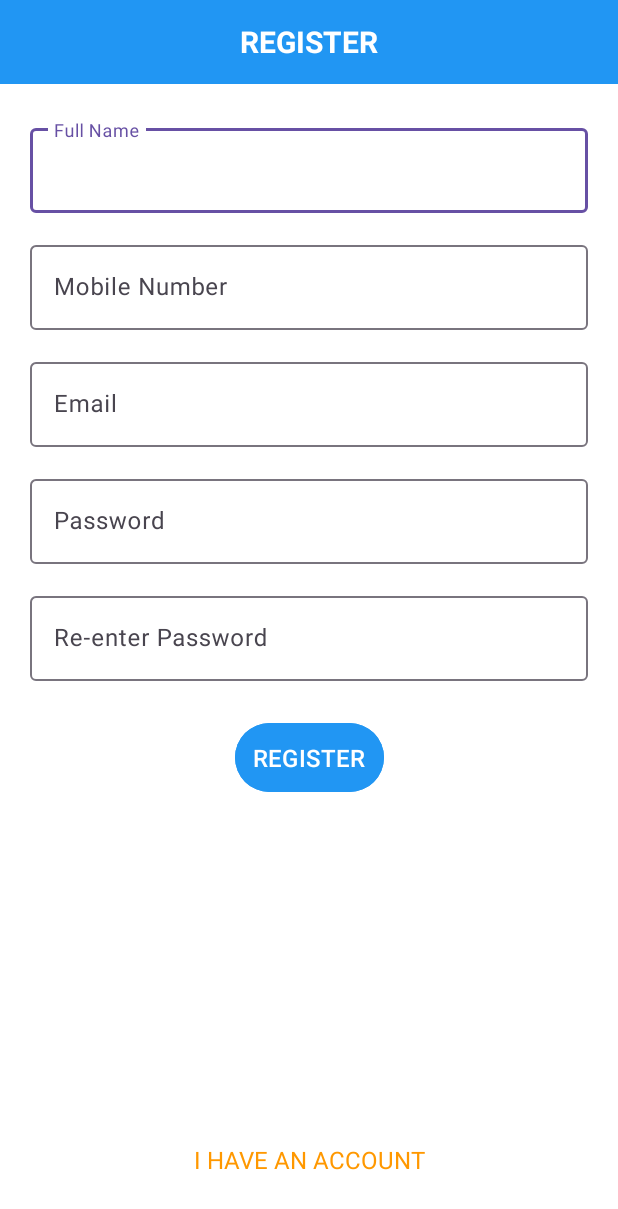
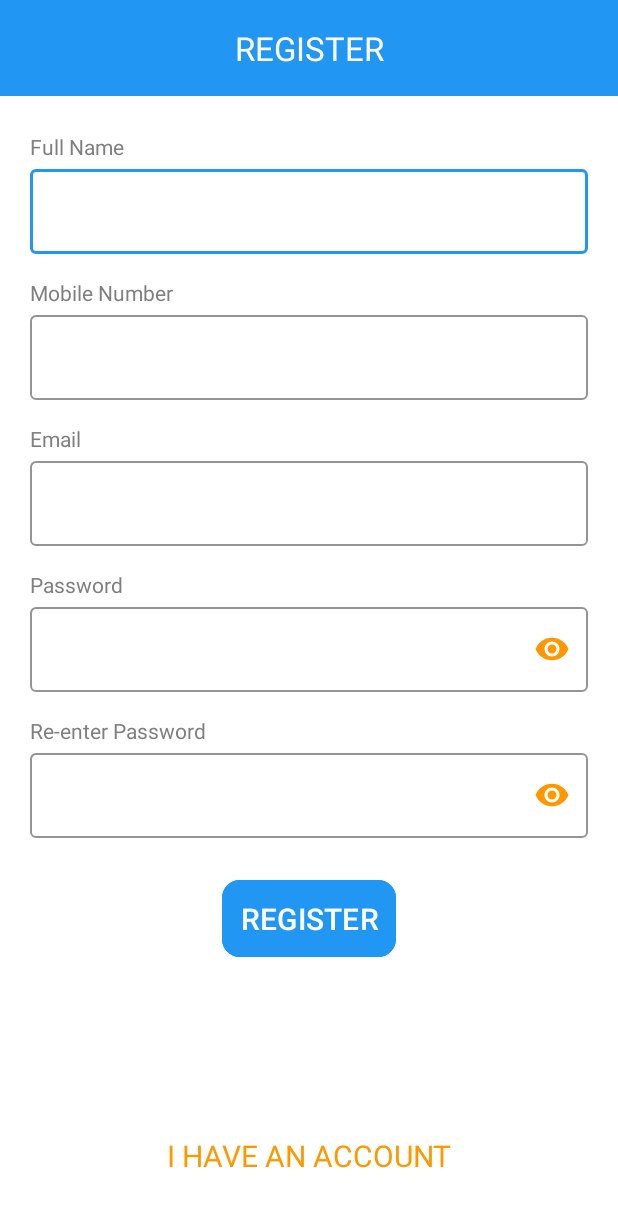
Before and after one commit to JaneGH/SummitApp, an Android app: the RegisterActivity screen opened directly, with no data from a screen before it, on a phone screen of 412 x 824 dp. Shown: the top 1209 px of the screen. Run offline under Robolectric (Android 15) with nearby library versions, the phone set to English and light mode, and no system bars; our stand-ins replace CircleImageView.

Commit message:
changed design for register and login

```diff
--- a/app/src/main/java/com/example/summitapp/view/activity/LoginActivity.kt
+++ b/app/src/main/java/com/example/summitapp/view/activity/LoginActivity.kt
@@ -25,6 +25,9 @@ class LoginActivity : AppCompatActivity() {
             startActivity(Intent(this, RegisterActivity::class.java))
             finish()
         }
+
+        val toolbar = binding.toolbar
+        setSupportActionBar(toolbar)
 
         binding.btnLogin.setOnClickListener {
             val email = binding.etEmail.text.toString().trim()
--- a/app/src/main/java/com/example/summitapp/view/activity/RegisterActivity.kt
+++ b/app/src/main/java/com/example/summitapp/view/activity/RegisterActivity.kt
@@ -23,6 +23,9 @@ class RegisterActivity : AppCompatActivity() {
         super.onCreate(savedInstanceState)
         binding = ActivityRegisterBinding.inflate(layoutInflater)
         setContentView(binding.root)
+
+        val toolbar = binding.toolbar
+        setSupportActionBar(toolbar)
 
         binding.btnSignUp.setOnClickListener {
             registerViewModel.register(
--- a/app/src/main/res/layout/activity_register.xml
+++ b/app/src/main/res/layout/activity_register.xml
@@ -1,22 +1,34 @@
-<androidx.constraintlayout.widget.ConstraintLayout xmlns:android="http://schemas.android.com/apk/res/android"
+<androidx.constraintlayout.widget.ConstraintLayout
+    xmlns:android="http://schemas.android.com/apk/res/android"
     xmlns:app="http://schemas.android.com/apk/res-auto"
     android:layout_width="match_parent"
     android:layout_height="match_parent"
     android:background="#FFFFFF">
 
+    <com.google.android.material.appbar.MaterialToolbar
+        android:id="@+id/toolbar"
+        android:layout_width="0dp"
+        android:layout_height="?attr/actionBarSize"
+        android:background="@color/colorPrimary"
+        android:elevation="4dp"
+        app:title="REGISTER"
+        app:titleCentered="true"
+        app:titleTextColor="@android:color/white"
+        app:layout_constraintTop_toTopOf="parent"
+        app:layout_constraintStart_toStartOf="parent"
+        app:layout_constraintEnd_toEndOf="parent"/>
 
     <TextView
-        android:id="@+id/tvAppBar"
+        android:id="@+id/tvFullNameLabel"
         android:layout_width="0dp"
-        android:layout_height="56dp"
-        android:background="@color/colorPrimary"
-        android:text="@string/register"
-        android:textAllCaps="true"
-        android:textColor="#FFFFFF"
-        android:textSize="20sp"
-        android:textStyle="bold"
-        android:gravity="center"
-        app:layout_constraintTop_toTopOf="parent"
+        android:layout_height="wrap_content"
+        android:text="@string/full_name"
+        android:textColor="@color/light_gray"
+        android:textSize="14sp"
+        android:layout_marginStart="20dp"
+        android:layout_marginEnd="20dp"
+        android:layout_marginTop="24dp"
+        app:layout_constraintTop_toBottomOf="@id/toolbar"
         app:layout_constraintStart_toStartOf="parent"
         app:layout_constraintEnd_toEndOf="parent"/>
 
@@ -25,10 +37,9 @@
         android:layout_width="0dp"
         android:layout_height="wrap_content"
         android:paddingHorizontal="20dp"
-        android:hint="@string/full_name"
+        app:boxStrokeColor="@color/colorPrimary"
         app:boxBackgroundMode="outline"
-        android:layout_marginTop="24dp"
-        app:layout_constraintTop_toBottomOf="@id/tvAppBar"
+        app:layout_constraintTop_toBottomOf="@id/tvFullNameLabel"
         app:layout_constraintStart_toStartOf="parent"
         app:layout_constraintEnd_toEndOf="parent">
 
@@ -36,18 +47,32 @@
             android:id="@+id/etFullName"
             android:layout_width="match_parent"
             android:layout_height="wrap_content"
-            android:inputType="textPersonName"/>
+            android:inputType="textPersonName"
+            android:hint=""/>
     </com.google.android.material.textfield.TextInputLayout>
+
+    <TextView
+        android:id="@+id/tvMobileLabel"
+        android:layout_width="0dp"
+        android:layout_height="wrap_content"
+        android:text="@string/mobile_number"
+        android:textColor="@color/light_gray"
+        android:textSize="14sp"
+        android:layout_marginStart="20dp"
+        android:layout_marginEnd="20dp"
+        android:layout_marginTop="16dp"
+        app:layout_constraintTop_toBottomOf="@id/tilFullName"
+        app:layout_constraintStart_toStartOf="parent"
+        app:layout_constraintEnd_toEndOf="parent"/>
 
     <com.google.android.material.textfield.TextInputLayout
         android:id="@+id/tilMobile"
         android:layout_width="0dp"
         android:layout_height="wrap_content"
         android:paddingHorizontal="20dp"
-        android:hint="@string/mobile_number"
         app:boxBackgroundMode="outline"
-        android:layout_marginTop="16dp"
-        app:layout_constraintTop_toBottomOf="@id/tilFullName"
+        app:boxStrokeColor="@color/colorPrimary"
+        app:layout_constraintTop_toBottomOf="@id/tvMobileLabel"
         app:layout_constraintStart_toStartOf="parent"
         app:layout_constraintEnd_toEndOf="parent">
 
@@ -55,18 +80,32 @@
             android:id="@+id/etMobile"
             android:layout_width="match_parent"
             android:layout_height="wrap_content"
-            android:inputType="phone"/>
+            android:inputType="phone"
+            android:hint=""/>
     </com.google.android.material.textfield.TextInputLayout>
+
+    <TextView
+        android:id="@+id/tvEmailLabel"
+        android:layout_width="0dp"
+        android:layout_height="wrap_content"
+        android:text="@string/email"
+        android:textColor="@color/light_gray"
+        android:textSize="14sp"
+        android:layout_marginStart="20dp"
+        android:layout_marginEnd="20dp"
+        android:layout_marginTop="16dp"
+        app:layout_constraintTop_toBottomOf="@id/tilMobile"
+        app:layout_constraintStart_toStartOf="parent"
+        app:layout_constraintEnd_toEndOf="parent"/>
 
     <com.google.android.material.textfield.TextInputLayout
         android:id="@+id/tilEmail"
         android:layout_width="0dp"
         android:layout_height="wrap_content"
         android:paddingHorizontal="20dp"
-        android:hint="@string/email"
         app:boxBackgroundMode="outline"
-        android:layout_marginTop="16dp"
-        app:layout_constraintTop_toBottomOf="@id/tilMobile"
+        app:boxStrokeColor="@color/colorPrimary"
+        app:layout_constraintTop_toBottomOf="@id/tvEmailLabel"
         app:layout_constraintStart_toStartOf="parent"
         app:layout_constraintEnd_toEndOf="parent">
 
@@ -74,18 +113,34 @@
             android:id="@+id/etEmail"
             android:layout_width="match_parent"
             android:layout_height="wrap_content"
-            android:inputType="textEmailAddress"/>
+            android:inputType="textEmailAddress"
+            android:hint=""/>
     </com.google.android.material.textfield.TextInputLayout>
+
+    <TextView
+        android:id="@+id/tvPasswordLabel"
+        android:layout_width="0dp"
+        android:layout_height="wrap_content"
+        android:text="@string/password"
+        android:textColor="@color/light_gray"
+        android:textSize="14sp"
+        android:layout_marginStart="20dp"
+        android:layout_marginEnd="20dp"
+        android:layout_marginTop="16dp"
+        app:layout_constraintTop_toBottomOf="@id/tilEmail"
+        app:layout_constraintStart_toStartOf="parent"
+        app:layout_constraintEnd_toEndOf="parent"/>
 
     <com.google.android.material.textfield.TextInputLayout
         android:id="@+id/tilPassword"
         android:layout_width="0dp"
         android:layout_height="wrap_content"
         android:paddingHorizontal="20dp"
-        android:hint="@string/password"
         app:boxBackgroundMode="outline"
-        android:layout_marginTop="16dp"
-        app:layout_constraintTop_toBottomOf="@id/tilEmail"
+        app:boxStrokeColor="@color/colorPrimary"
+        app:endIconMode="password_toggle"
+        app:endIconTint="@color/md_orange_500"
+        app:layout_constraintTop_toBottomOf="@id/tvPasswordLabel"
         app:layout_constraintStart_toStartOf="parent"
         app:layout_constraintEnd_toEndOf="parent">
 
@@ -93,18 +148,34 @@
             android:id="@+id/etPassword"
             android:layout_width="match_parent"
             android:layout_height="wrap_content"
-            android:inputType="textPassword"/>
+            android:inputType="textPassword"
+            android:hint=""/>
     </com.google.android.material.textfield.TextInputLayout>
+
+    <TextView
+        android:id="@+id/tvConfirmPasswordLabel"
+        android:layout_width="0dp"
+        android:layout_height="wrap_content"
+        android:text="@string/re_enter_password"
+        android:textColor="@color/light_gray"
+        android:textSize="14sp"
+        android:layout_marginStart="20dp"
+        android:layout_marginEnd="20dp"
+        android:layout_marginTop="16dp"
+        app:layout_constraintTop_toBottomOf="@id/tilPassword"
+        app:layout_constraintStart_toStartOf="parent"
+        app:layout_constraintEnd_toEndOf="parent"/>
 
     <com.google.android.material.textfield.TextInputLayout
         android:id="@+id/tilConfirmPassword"
         android:layout_width="0dp"
         android:layout_height="wrap_content"
         android:paddingHorizontal="20dp"
-        android:hint="@string/re_enter_password"
         app:boxBackgroundMode="outline"
-        android:layout_marginTop="16dp"
-        app:layout_constraintTop_toBottomOf="@id/tilPassword"
+        app:boxStrokeColor="@color/colorPrimary"
+        app:endIconMode="password_toggle"
+        app:endIconTint="@color/md_orange_500"
+        app:layout_constraintTop_toBottomOf="@id/tvConfirmPasswordLabel"
         app:layout_constraintStart_toStartOf="parent"
         app:layout_constraintEnd_toEndOf="parent">
 
@@ -112,18 +183,20 @@
             android:id="@+id/etConfirmPassword"
             android:layout_width="match_parent"
             android:layout_height="wrap_content"
-            android:inputType="textPassword"/>
+            android:inputType="textPassword"
+            android:hint=""/>
     </com.google.android.material.textfield.TextInputLayout>
 
-    <Button
+    <com.google.android.material.button.MaterialButton
         android:id="@+id/btnSignUp"
         android:layout_width="wrap_content"
         android:layout_height="wrap_content"
         android:layout_marginTop="24dp"
         android:text="@string/register"
         android:padding="12dp"
-        android:textSize="16sp"
+        android:textSize="20sp"
         android:textAllCaps="true"
+        app:cornerRadius="12dp"
         android:backgroundTint="@color/colorPrimary"
         android:textColor="#FFFFFF"
         app:layout_constraintTop_toBottomOf="@id/tilConfirmPassword"
@@ -139,20 +212,20 @@
         android:visibility="gone"
         app:layout_constraintTop_toBottomOf="@id/btnSignUp"
         app:layout_constraintStart_toStartOf="parent"
-        app:layout_constraintEnd_toEndOf="parent"/>
-
+        app:layout_constraintEnd_toEndOf="parent" />
 
     <TextView
         android:id="@+id/tvLogin"
         android:layout_width="wrap_content"
         android:layout_height="wrap_content"
         android:text="@string/i_have_an_account"
-        android:textSize="16sp"
+        android:textSize="20sp"
         android:textColor="@color/md_orange_500"
         android:textAllCaps="true"
         android:layout_marginTop="32dp"
         android:layout_marginBottom="40dp"
         app:layout_constraintBottom_toBottomOf="parent"
         app:layout_constraintStart_toStartOf="parent"
-        app:layout_constraintEnd_toEndOf="parent"/>
+        app:layout_constraintEnd_toEndOf="parent" />
+
 </androidx.constraintlayout.widget.ConstraintLayout>
```
Also changed, not shown: app/src/main/res/layout/activity_login.xml (+56 -28 lines).
